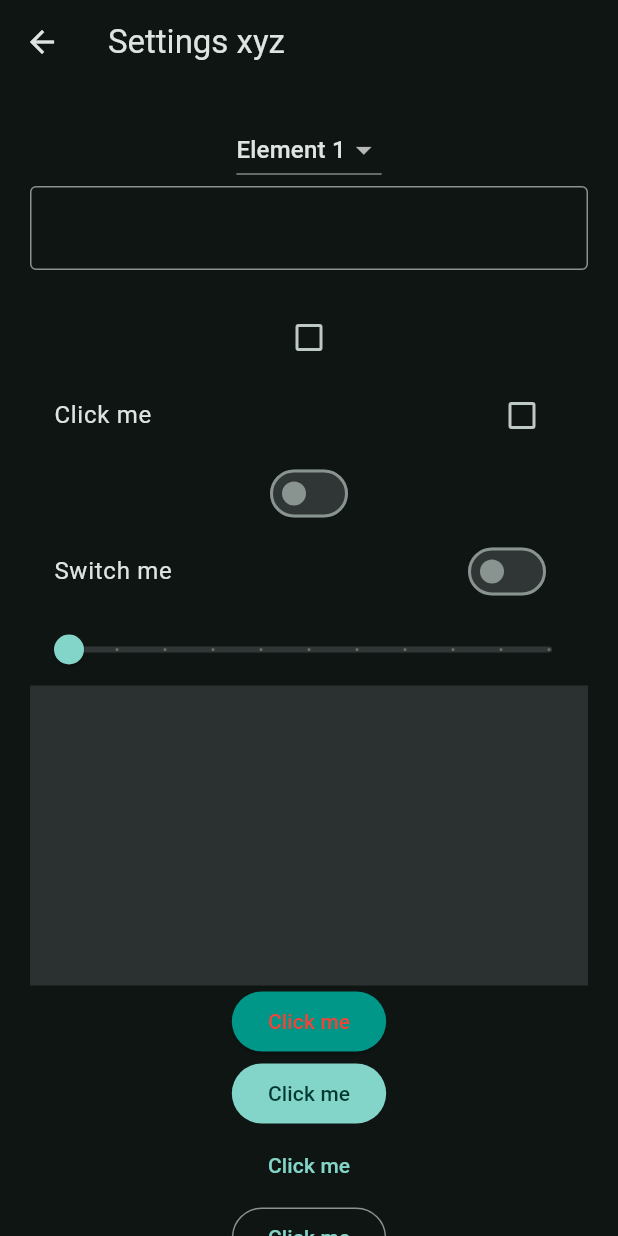
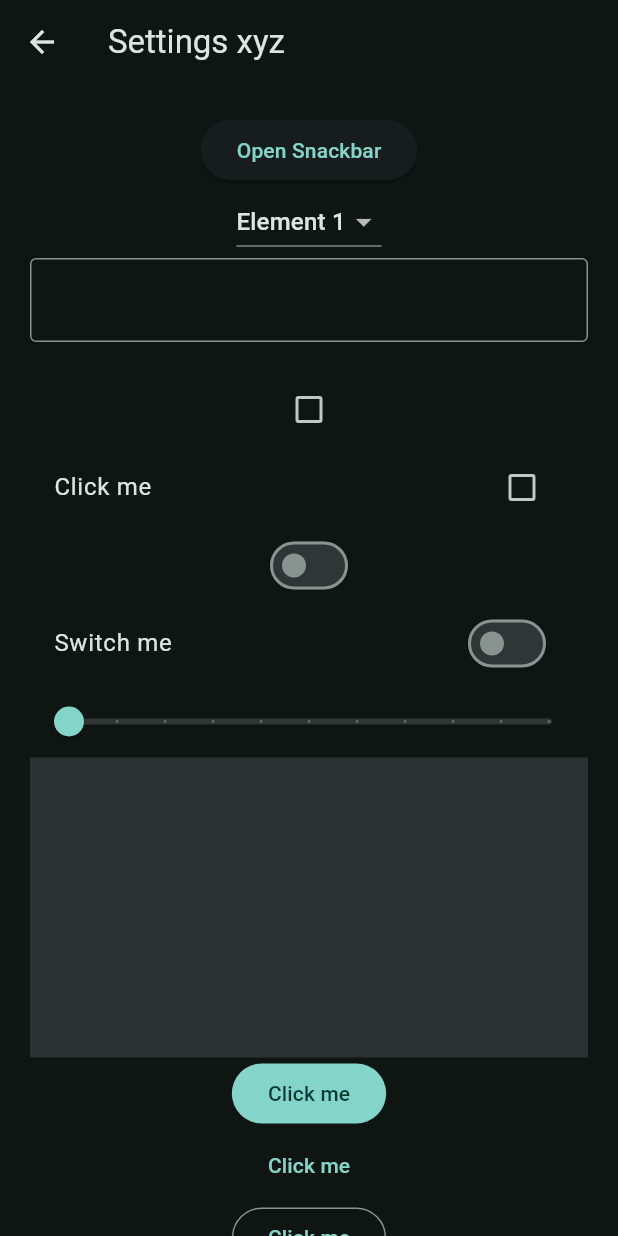
Before and after one commit to lamhungphan/tutorial-flutter, a Flutter app: the screen it shows after launch, after a tap on "Login", after a tap on the "settings" icon, on a phone screen of 412 x 824 dp. Run offline on Flutter 3.47's test engine with Material 3 defaults, Android fonts, the phone set to English and light mode, and no system bars.

Commit message:
SnackBar

```diff
--- a/lib/views/pages/settings_page.dart
+++ b/lib/views/pages/settings_page.dart
@@ -1,12 +1,9 @@
 import 'package:flutter/material.dart';
 
 class SettingPage extends StatefulWidget {
-  const SettingPage({
-    super.key,
-    required this.title,
-    });
+  const SettingPage({super.key, required this.title});
 
-final String title;
+  final String title;
 
   @override
   State<SettingPage> createState() => _SettingPageState();
@@ -35,6 +32,18 @@ class _SettingPageState extends State<SettingPage> {
           padding: const EdgeInsets.all(20.0),
           child: Column(
             children: [
+              ElevatedButton(
+                onPressed: () {
+                  ScaffoldMessenger.of(context).showSnackBar(
+                    SnackBar(
+                      duration: Duration(seconds: 3),
+                      content: Text('You have a pop up 🔔'),
+                      behavior: SnackBarBehavior.floating,
+                    ),
+                  );
+                },
+                child: Text('Open Snackbar'),
+              ),
               DropdownButton(
                 value: menuItem,
                 items: [
@@ -105,22 +114,14 @@ class _SettingPageState extends State<SettingPage> {
               ),
               InkWell(
                 splashColor: Colors.amber,
-                onTap: () {
-                },
+                onTap: () {},
                 child: Container(
                   height: 200,
                   width: double.infinity,
                   color: Colors.white12,
                 ),
               ),
-              ElevatedButton(
-                onPressed: () {},
-                style: ElevatedButton.styleFrom(
-                  backgroundColor: Colors.teal,
-                  foregroundColor: Colors.red,
-                ),
-                child: Text('Click me'),
-              ),
+
               FilledButton(onPressed: () {}, child: Text('Click me')),
               TextButton(onPressed: () {}, child: Text('Click me')),
               OutlinedButton(onPressed: () {}, child: Text('Click me')),
--- a/lib/views/widgets/hero_widget.dart
+++ b/lib/views/widgets/hero_widget.dart
@@ -9,7 +9,11 @@ class HeroWidget extends StatelessWidget {
       tag: 'hero1',
       child: ClipRRect(
         borderRadius: BorderRadius.circular(20.0),
-        child: Image.asset('assets/images/b-g.jpg'),
+        child: Image.asset(
+          'assets/images/b-g.jpg',
+          color: Colors.teal,
+          colorBlendMode: BlendMode.darken,
+        ),
       ),
     );
   }
```
